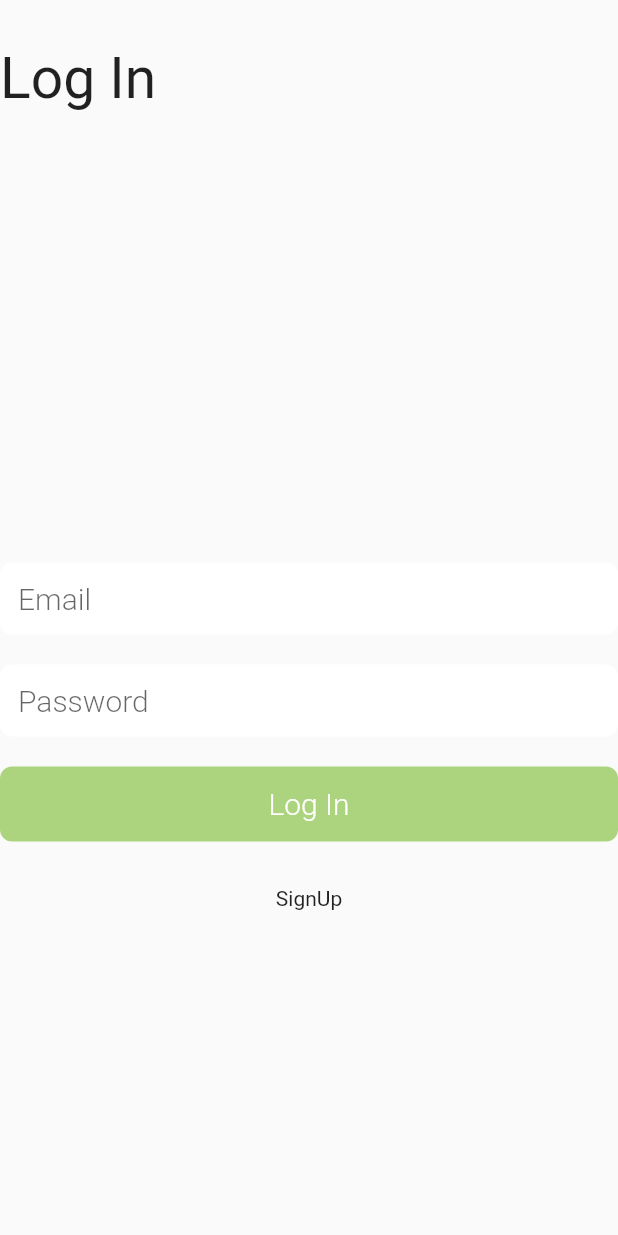
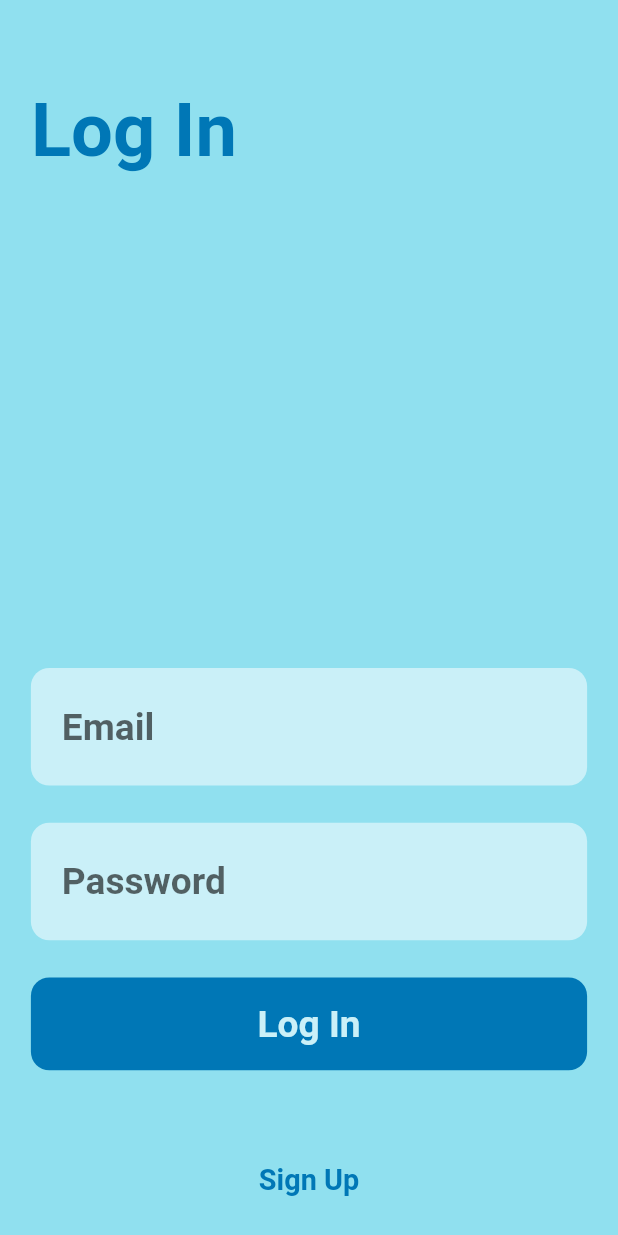
Before and after one commit to kasundularaam/my_lms, a Flutter app: the screen it shows after launch, on a phone screen of 412 x 824 dp. Run offline on Flutter 3.47's test engine with Material 2 defaults, Android fonts, the phone set to English and light mode, and no system bars; our stand-ins replace bloc, firebase_auth, firebase_core, flutter_bloc, sizer; accounts and stored records are empty.

Commit message:
login and signup UI completed

```diff
--- a/lib/core/constants/my_colors.dart
+++ b/lib/core/constants/my_colors.dart
@@ -8,6 +8,7 @@ class MyColors {
   static const Color extraDark = Color(0xff03045e);
   static const Color white = Color(0xffffffff);
   static const Color black = Color(0xff000000);
+  static const Color shadedBlack = Color(0xff212529);
   static const Color errorBackground = Color(0xffffccd5);
   static const Color primaryError = Color(0xffc9184a);
 }
--- a/lib/presentation/screens/auth_screen.dart
+++ b/lib/presentation/screens/auth_screen.dart
@@ -1,5 +1,6 @@
 import 'package:flutter/material.dart';
 import 'package:flutter_bloc/flutter_bloc.dart';
+import 'package:my_lms/core/constants/my_colors.dart';
 import 'package:my_lms/core/my_enums.dart';
 import 'package:my_lms/logic/cubit/auth_cubit.dart';
 import 'package:my_lms/logic/cubit/authscreen_nav_cubit.dart';
@@ -20,6 +21,7 @@ class _AuthScreenState extends State<AuthScreen> {
     return BlocProvider(
       create: (context) => AuthscreenNavCubit(),
       child: Scaffold(
+        backgroundColor: MyColors.primaryLight,
         body: BlocBuilder<AuthscreenNavCubit, AuthscreenNavState>(
           builder: (context, state) {
             if (state is AuthscreenNavInitial) {
--- a/lib/presentation/screens/pages/login_page.dart
+++ b/lib/presentation/screens/pages/login_page.dart
@@ -1,8 +1,10 @@
 import 'package:flutter/material.dart';
 import 'package:flutter_bloc/flutter_bloc.dart';
+import 'package:my_lms/core/constants/my_colors.dart';
 import 'package:my_lms/core/my_enums.dart';
 import 'package:my_lms/logic/cubit/auth_cubit.dart';
 import 'package:my_lms/logic/cubit/authscreen_nav_cubit.dart';
+import 'package:sizer/sizer.dart';
 
 import 'package:my_lms/presentation/screens/widgets/my_button.dart';
 import 'package:my_lms/presentation/screens/widgets/my_text_field.dart';
@@ -39,20 +41,21 @@ class _LoginPageState extends State<LoginPage> {
 
   @override
   Widget build(BuildContext context) {
-    print("we are in login page");
     return ListView(
+      padding: EdgeInsets.symmetric(horizontal: 5.w),
       children: [
         SizedBox(
-          height: 30,
+          height: 7.h,
         ),
         Text(
           "Log In",
           style: TextStyle(
-            fontSize: 38.0,
-          ),
+              fontSize: 36.sp,
+              color: MyColors.primaryDark,
+              fontWeight: FontWeight.w600),
         ),
         SizedBox(
-          height: 300,
+          height: 40.h,
         ),
         MyTextField(
           onChanged: (email) => _email = email,
@@ -62,22 +65,20 @@ class _LoginPageState extends State<LoginPage> {
           textInputAction: TextInputAction.next,
           isPassword: false,
           hintText: "Email",
-          fontSize: 20.0,
         ),
         SizedBox(
-          height: 20,
+          height: 3.h,
         ),
         MyTextField(
           onChanged: (password) => _password = password,
           onSubmitted: (_) {},
           textInputAction: TextInputAction.next,
-          isPassword: false,
+          isPassword: true,
           focusNode: _passwordFocusNode,
           hintText: "Password",
-          fontSize: 20.0,
         ),
         SizedBox(
-          height: 20,
+          height: 3.h,
         ),
         BlocConsumer<AuthCubit, AuthState>(
           listener: (context, state) {
@@ -100,59 +101,62 @@ class _LoginPageState extends State<LoginPage> {
             }
           },
         ),
+        SizedBox(
+          height: 5.h,
+        ),
       ],
     );
   }
 
   Widget buildLoadingState() {
     return Center(
-      child: CircularProgressIndicator(),
+      child: CircularProgressIndicator(
+        color: MyColors.primaryDark,
+      ),
     );
   }
 
   Widget buildFailedState(String errorMsg) {
     return Column(children: [
-      Text(
-        errorMsg,
+      buildErrorMsgBox(errorMsg),
+      SizedBox(
+        height: 3.h,
       ),
-      TextButton(
-        onPressed: () => BlocProvider.of<AuthCubit>(context).loadInitState(),
-        child: Text("Try Again"),
+      GestureDetector(
+        onTap: () => BlocProvider.of<AuthCubit>(context).loadInitState(),
+        child: Padding(
+          padding: EdgeInsets.all(5.w),
+          child: Text(
+            "Try again",
+            style: TextStyle(
+                fontSize: 14.sp,
+                color: MyColors.primaryDark,
+                fontWeight: FontWeight.w700),
+          ),
+        ),
       ),
       SizedBox(
-        height: 20,
+        height: 5.h,
       ),
-      GestureDetector(
-        onTap: () => widget.goToSignUp(),
-        child: Padding(
-          padding: const EdgeInsets.all(10.0),
-          child: Text("SignUp"),
-        ),
-      ),
+      goToSignUp(),
     ]);
   }
 
   Widget buildInvalidValueState(String errorMsg) {
     return Column(
       children: [
-        Text(errorMsg),
+        buildErrorMsgBox(errorMsg),
         SizedBox(
-          height: 20,
+          height: 3.h,
         ),
         MyButton(
           btnText: "Log In",
           onPressed: () => widget.logIn(_email, _password),
         ),
         SizedBox(
-          height: 20,
+          height: 5.h,
         ),
-        GestureDetector(
-          onTap: () => widget.goToSignUp(),
-          child: Padding(
-            padding: const EdgeInsets.all(10.0),
-            child: Text("SignUp"),
-          ),
-        ),
+        goToSignUp(),
       ],
     );
   }
@@ -165,19 +169,43 @@ class _LoginPageState extends State<LoginPage> {
           onPressed: () => widget.logIn(_email, _password),
         ),
         SizedBox(
-          height: 20,
+          height: 5.h,
         ),
-        GestureDetector(
-          onTap: () => widget.goToSignUp(),
-          child: Padding(
-            padding: const EdgeInsets.all(10.0),
-            child: Text("SignUp"),
-          ),
-        ),
-        SizedBox(
-          height: 20,
-        ),
+        goToSignUp(),
       ],
     );
   }
+
+  Widget goToSignUp() {
+    return GestureDetector(
+      onTap: () => widget.goToSignUp(),
+      child: Padding(
+        padding: EdgeInsets.all(5.w),
+        child: Text(
+          "Sign Up",
+          style: TextStyle(
+              fontSize: 14.sp,
+              color: MyColors.primaryDark,
+              fontWeight: FontWeight.w700),
+        ),
+      ),
+    );
+  }
+
+  Widget buildErrorMsgBox(String errorMsg) {
+    return Container(
+      padding: EdgeInsets.symmetric(vertical: 2.h, horizontal: 5.w),
+      decoration: BoxDecoration(
+        color: MyColors.errorBackground,
+        borderRadius: BorderRadius.circular(3.w),
+      ),
+      child: Text(
+        errorMsg,
+        style: TextStyle(
+            color: MyColors.primaryError,
+            fontSize: 15.sp,
+            fontWeight: FontWeight.w600),
+      ),
+    );
+  }
 }
--- a/lib/presentation/screens/widgets/my_button.dart
+++ b/lib/presentation/screens/widgets/my_button.dart
@@ -1,4 +1,6 @@
 import 'package:flutter/material.dart';
+import 'package:my_lms/core/constants/my_colors.dart';
+import 'package:sizer/sizer.dart';
 
 class MyButton extends StatelessWidget {
   final String btnText;
@@ -16,18 +18,18 @@ class MyButton extends StatelessWidget {
         onPressed();
       },
       child: Container(
-        height: 50.0,
-        width: double.infinity,
+        padding: EdgeInsets.symmetric(vertical: 2.h, horizontal: 5.h),
         decoration: BoxDecoration(
-            borderRadius: BorderRadius.circular(8.0),
-            color: Colors.lightGreen.withOpacity(0.7)),
+          borderRadius: BorderRadius.circular(3.w),
+          color: MyColors.primaryDark,
+        ),
         child: Center(
           child: Text(
             btnText,
             style: TextStyle(
-                fontSize: 20.0,
-                color: Colors.white,
-                fontWeight: FontWeight.w300),
+                fontSize: 18.sp,
+                color: MyColors.extraLight,
+                fontWeight: FontWeight.w600),
           ),
         ),
       ),
--- a/lib/presentation/screens/widgets/my_text_field.dart
+++ b/lib/presentation/screens/widgets/my_text_field.dart
@@ -1,4 +1,6 @@
 import 'package:flutter/material.dart';
+import 'package:my_lms/core/constants/my_colors.dart';
+import 'package:sizer/sizer.dart';
 
 class MyTextField extends StatelessWidget {
   final Function(String) onChanged;
@@ -7,7 +9,6 @@ class MyTextField extends StatelessWidget {
   final TextInputAction textInputAction;
   final bool isPassword;
   final String hintText;
-  final double fontSize;
 
   const MyTextField({
     Key? key,
@@ -17,26 +18,25 @@ class MyTextField extends StatelessWidget {
     required this.textInputAction,
     required this.isPassword,
     required this.hintText,
-    required this.fontSize,
   }) : super(key: key);
 
   @override
   Widget build(BuildContext context) {
     return Container(
       decoration: BoxDecoration(
-          color: Colors.white, borderRadius: BorderRadius.circular(8.0)),
+          color: MyColors.extraLight, borderRadius: BorderRadius.circular(3.w)),
       child: TextField(
         obscureText: isPassword,
         onChanged: onChanged,
         onSubmitted: onSubmitted,
         focusNode: focusNode,
         style: TextStyle(
-            fontSize: fontSize,
-            color: Colors.black,
-            fontWeight: FontWeight.w300),
+            fontSize: 18.sp,
+            color: MyColors.shadedBlack,
+            fontWeight: FontWeight.w600),
         decoration: InputDecoration(
           hintText: hintText,
-          contentPadding: const EdgeInsets.all(12.0),
+          contentPadding: EdgeInsets.symmetric(vertical: 3.h, horizontal: 5.w),
           border: InputBorder.none,
         ),
         textInputAction: textInputAction,
```
Also changed, not shown: lib/presentation/screens/pages/signup_page.dart (+72 -47 lines).
